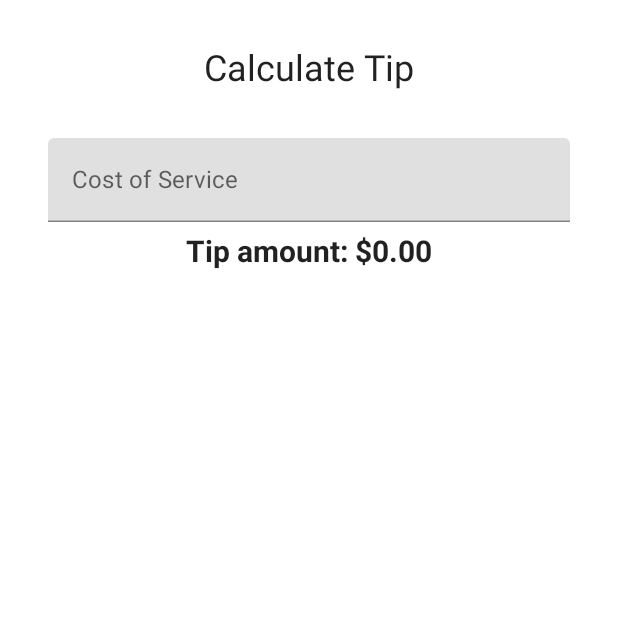
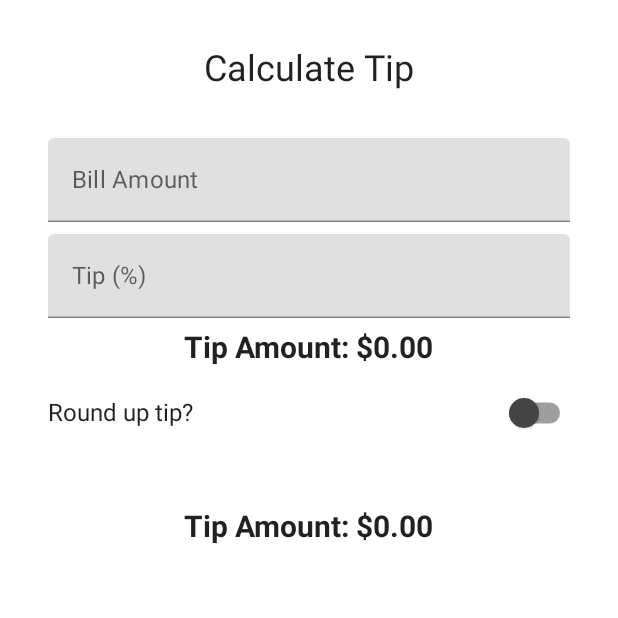
Before and after one commit to Milano-S/TipCompose, an Android app built with Jetpack Compose: the screen it shows after launch (MainActivity), on a phone screen of 412 x 824 dp, the top half of it. Run offline under Robolectric (Android 15) with nearby library versions, the phone set to English and light mode, and no system bars.

Commit message:
2nd Commit

```diff
--- a/TipCalculator/app/src/main/java/com/mil/tipcalculator/MainActivity.kt
+++ b/TipCalculator/app/src/main/java/com/mil/tipcalculator/MainActivity.kt
@@ -3,17 +3,20 @@ package com.mil.tipcalculator
 import android.os.Bundle
 import androidx.activity.ComponentActivity
 import androidx.activity.compose.setContent
+import androidx.annotation.StringRes
 import androidx.compose.foundation.layout.*
+import androidx.compose.foundation.text.KeyboardActions
 import androidx.compose.foundation.text.KeyboardOptions
-import androidx.compose.material.MaterialTheme
-import androidx.compose.material.Surface
-import androidx.compose.material.Text
-import androidx.compose.material.TextField
+import androidx.compose.material.*
 import androidx.compose.runtime.*
 import androidx.compose.ui.Alignment
 import androidx.compose.ui.Modifier
+import androidx.compose.ui.focus.FocusDirection
+import androidx.compose.ui.graphics.Color
+import androidx.compose.ui.platform.LocalFocusManager
 import androidx.compose.ui.res.stringResource
 import androidx.compose.ui.text.font.FontWeight
+import androidx.compose.ui.text.input.ImeAction
 import androidx.compose.ui.text.input.KeyboardType
 import androidx.compose.ui.tooling.preview.Preview
 import androidx.compose.ui.unit.dp
@@ -42,8 +45,14 @@ class MainActivity : ComponentActivity() {
 @Composable
 fun TipTimeScreen() {
     var amountInput by remember { mutableStateOf("") }
+    var tipInput by remember { mutableStateOf("") }
+    var roundUp by remember { mutableStateOf(false) }
+
+    val tipPercent = tipInput.toDoubleOrNull() ?: 0.0
     val amount = amountInput.toDoubleOrNull() ?: 0.0
-    val tip = calculateTip(amount)
+    val tip = calculateTip(amount, tipPercent, roundUp)
+
+    val focusManager = LocalFocusManager.current
 
     Column(
         modifier = Modifier.padding(32.dp),
@@ -56,9 +65,37 @@ fun TipTimeScreen() {
         )
         Spacer(Modifier.height(16.dp))
         EditNumberField(
+            label = R.string.bill_amount,
+            keyboardOptions = KeyboardOptions(
+                keyboardType = KeyboardType.Number,
+                imeAction = ImeAction.Next
+            ),
+            keyboardActions = KeyboardActions(
+                onNext = { focusManager.moveFocus(FocusDirection.Down) }
+            ),
             value = amountInput,
             onValueChange = { amountInput = it }
         )
+        EditNumberField(
+            label = R.string.how_was_the_service,
+            keyboardOptions = KeyboardOptions(
+                keyboardType = KeyboardType.Number,
+                imeAction = ImeAction.Done
+            ),
+            keyboardActions = KeyboardActions(
+                onDone = { focusManager.clearFocus() }
+            ),
+            value = tipInput,
+            onValueChange = { tipInput = it }
+        )
+        Text(
+            text = stringResource(R.string.tip_amount, tip),
+            modifier = Modifier.align(Alignment.CenterHorizontally),
+            fontSize = 20.sp,
+            fontWeight = FontWeight.Bold
+        )
+        RoundTheTipRow(roundUp = roundUp, onRoundUpChanged = { roundUp = it })
+        Spacer(Modifier.height(24.dp))
         Text(
             text = stringResource(R.string.tip_amount, tip),
             modifier = Modifier.align(Alignment.CenterHorizontally),
@@ -70,27 +107,59 @@ fun TipTimeScreen() {
 
 @Composable
 fun EditNumberField(
+    @StringRes label: Int,
+    keyboardOptions: KeyboardOptions,
+    keyboardActions: KeyboardActions,
     value: String,
-    onValueChange: (String) -> Unit
+    onValueChange: (String) -> Unit,
+    modifier: Modifier = Modifier,
 ) {
-    var amountInput by remember { mutableStateOf("") }
-    val amount = amountInput.toDoubleOrNull() ?: 0.0
-    val tip = calculateTip(amount)
     TextField(
         value = value,
-        onValueChange =  onValueChange ,
-        label = { Text(stringResource(R.string.cost_of_service)) },
+        onValueChange = onValueChange,
+        label = { Text(stringResource(label)) },
         modifier = Modifier.fillMaxWidth(),
         singleLine = true,
-        keyboardOptions = KeyboardOptions(keyboardType = KeyboardType.Number)
+        keyboardOptions = keyboardOptions,
+        keyboardActions = keyboardActions
     )
+}
+
+@Composable
+fun RoundTheTipRow(
+    roundUp: Boolean,
+    onRoundUpChanged: (Boolean) -> Unit,
+    modifier: Modifier = Modifier
+) {
+    Row(
+        modifier = Modifier
+            .fillMaxWidth()
+            .size(48.dp),
+        verticalAlignment = Alignment.CenterVertically
+    ) {
+        Text(text = stringResource(R.string.round_up_tip))
+        Switch(
+            modifier = modifier
+                .fillMaxWidth()
+                .wrapContentWidth(Alignment.End),
+            checked = roundUp,
+            onCheckedChange = onRoundUpChanged,
+            colors = SwitchDefaults.colors(
+                uncheckedThumbColor = Color.DarkGray
+            )
+        )
+    }
 }
 
 private fun calculateTip(
     amount: Double,
-    tipPercent: Double = 15.0
+    tipPercent: Double = 15.0,
+    roundUp: Boolean
 ): String {
-    val tip = tipPercent / 100 * amount
+    var tip = tipPercent / 100 * amount
+    if (roundUp){
+        tip = kotlin.math.ceil(tip)
+    }
     return NumberFormat.getCurrencyInstance().format(tip)
 }
 
--- a/TipCalculator/app/src/main/res/values/strings.xml
+++ b/TipCalculator/app/src/main/res/values/strings.xml
@@ -1,6 +1,9 @@
 <resources>
-    <string name="app_name">TipCalculator</string>
+    <string name="app_name">TipTime</string>
     <string name="calculate_tip">Calculate Tip</string>
     <string name="cost_of_service">Cost of Service</string>
-    <string name="tip_amount">Tip amount: %s</string>
+    <string name="how_was_the_service">Tip (%)</string>
+    <string name="round_up_tip">Round up tip?</string>
+    <string name="tip_amount">Tip Amount: %s</string>
+    <string name="bill_amount">Bill Amount</string>
 </resources>
```
